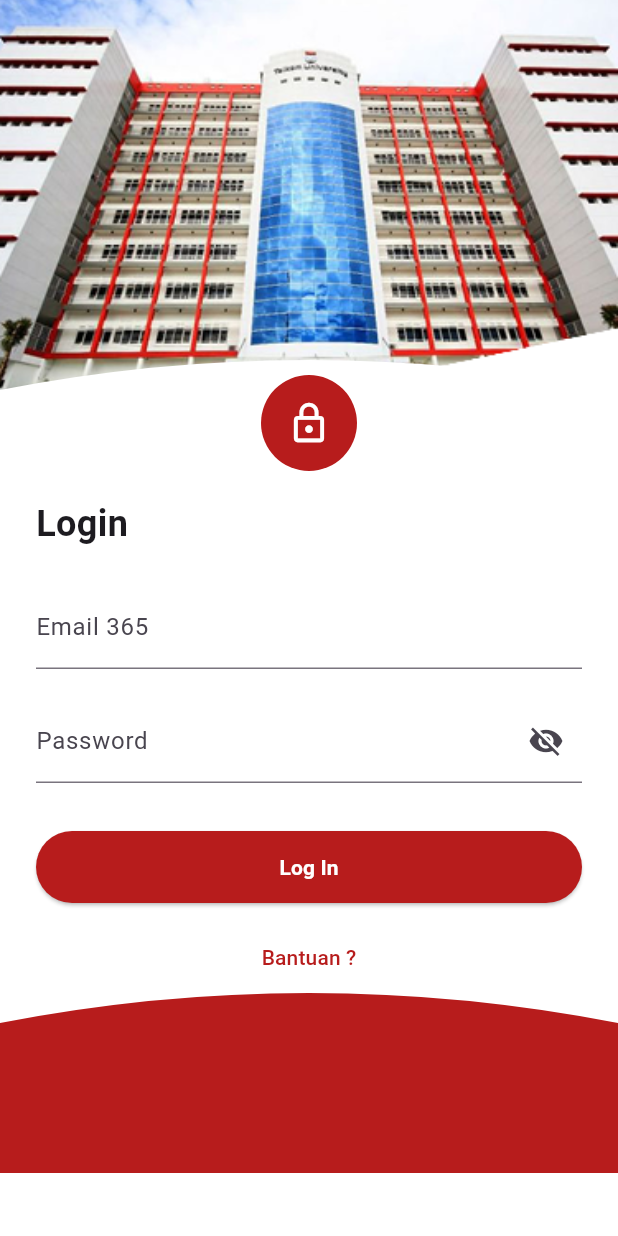
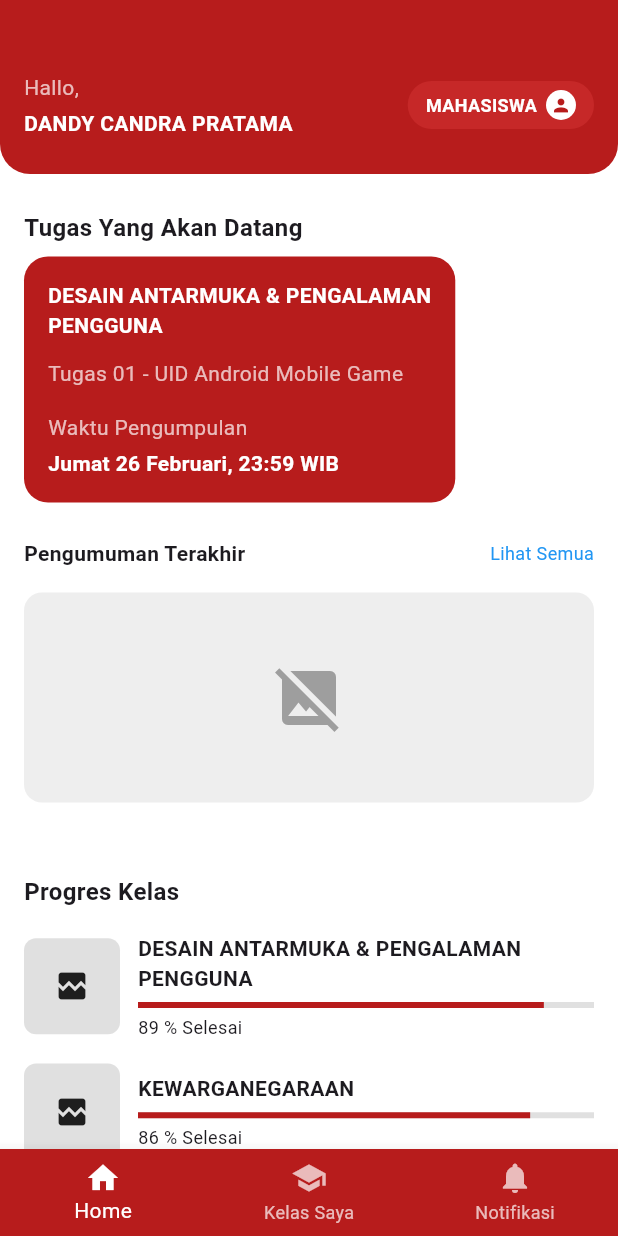
Before and after one commit to anaksantri5928/celoe_lms_app, a Flutter app: the screen it shows after launch, after a tap on "Log In", on a phone screen of 412 x 824 dp. Run offline on Flutter 3.47's test engine with Material 3 defaults, Android fonts, the phone set to English and light mode, and no system bars.

Commit message:
feat(ui): add home page and login navigation

```diff
--- a/lib/main.dart
+++ b/lib/main.dart
@@ -1,5 +1,6 @@
 import 'package:flutter/material.dart';
 import 'package:celoe_lms_app/pages/login_page.dart';
+import 'package:celoe_lms_app/pages/home_page.dart';
 
 void main() {
   runApp(const MyApp());
@@ -15,6 +16,7 @@ class MyApp extends StatelessWidget {
       title: 'Flutter Demo',
       debugShowCheckedModeBanner: false,
       home: const LoginPage(),
+      routes: {'/home': (context) => const HomePage()},
     );
   }
 }
--- a/lib/pages/home_page.dart
+++ b/lib/pages/home_page.dart
@@ -0,0 +1,284 @@
+import 'package:flutter/material.dart';
+
+class HomePage extends StatelessWidget {
+  const HomePage({super.key});
+
+  static const primaryRed = Color(0xFFB71C1C);
+
+  @override
+  Widget build(BuildContext context) {
+    return Scaffold(
+      backgroundColor: Colors.white,
+
+      /// BOTTOM NAV
+      bottomNavigationBar: BottomNavigationBar(
+        currentIndex: 0,
+        selectedItemColor: Colors.white,
+        unselectedItemColor: Colors.white70,
+        backgroundColor: primaryRed,
+        items: const [
+          BottomNavigationBarItem(
+            icon: Icon(Icons.home),
+            label: 'Home',
+          ),
+          BottomNavigationBarItem(
+            icon: Icon(Icons.school),
+            label: 'Kelas Saya',
+          ),
+          BottomNavigationBarItem(
+            icon: Icon(Icons.notifications),
+            label: 'Notifikasi',
+          ),
+        ],
+      ),
+
+      body: SingleChildScrollView(
+        child: Column(
+          crossAxisAlignment: CrossAxisAlignment.start,
+          children: [
+            _header(),
+
+            const SizedBox(height: 16),
+
+            /// TUGAS
+            _sectionTitle('Tugas Yang Akan Datang'),
+            _taskCard(),
+
+            const SizedBox(height: 24),
+
+            /// PENGUMUMAN
+            _announcementHeader(),
+            _announcementCard(),
+
+            const SizedBox(height: 24),
+
+            /// PROGRES
+            _sectionTitle('Progres Kelas'),
+            _progressList(),
+
+            const SizedBox(height: 32),
+          ],
+        ),
+      ),
+    );
+  }
+
+  // ================= HEADER =================
+  Widget _header() {
+    return Container(
+      padding: const EdgeInsets.fromLTRB(16, 48, 16, 24),
+      decoration: const BoxDecoration(
+        color: primaryRed,
+        borderRadius: BorderRadius.only(
+          bottomLeft: Radius.circular(20),
+          bottomRight: Radius.circular(20),
+        ),
+      ),
+      child: Row(
+        children: [
+          Expanded(
+            child: Column(
+              crossAxisAlignment: CrossAxisAlignment.start,
+              children: const [
+                Text(
+                  'Hallo,',
+                  style: TextStyle(color: Colors.white70),
+                ),
+                SizedBox(height: 4),
+                Text(
+                  'DANDY CANDRA PRATAMA',
+                  style: TextStyle(
+                    color: Colors.white,
+                    fontWeight: FontWeight.bold,
+                  ),
+                ),
+              ],
+            ),
+          ),
+          Container(
+            padding: const EdgeInsets.symmetric(horizontal: 12, vertical: 6),
+            decoration: BoxDecoration(
+              color: Colors.red.shade800,
+              borderRadius: BorderRadius.circular(16),
+            ),
+            child: Row(
+              children: const [
+                Text(
+                  'MAHASISWA',
+                  style: TextStyle(
+                    color: Colors.white,
+                    fontSize: 12,
+                    fontWeight: FontWeight.bold,
+                  ),
+                ),
+                SizedBox(width: 6),
+                CircleAvatar(
+                  radius: 10,
+                  backgroundColor: Colors.white,
+                  child: Icon(
+                    Icons.person,
+                    size: 14,
+                    color: primaryRed,
+                  ),
+                ),
+              ],
+            ),
+          ),
+        ],
+      ),
+    );
+  }
+
+  // ================= SECTION TITLE =================
+  Widget _sectionTitle(String title) {
+    return Padding(
+      padding: const EdgeInsets.symmetric(horizontal: 16, vertical: 8),
+      child: Text(
+        title,
+        style: const TextStyle(
+          fontSize: 16,
+          fontWeight: FontWeight.bold,
+        ),
+      ),
+    );
+  }
+
+  // ================= TASK CARD =================
+  Widget _taskCard() {
+    return Padding(
+      padding: const EdgeInsets.symmetric(horizontal: 16),
+      child: Container(
+        padding: const EdgeInsets.all(16),
+        decoration: BoxDecoration(
+          color: primaryRed,
+          borderRadius: BorderRadius.circular(16),
+        ),
+        child: Column(
+          crossAxisAlignment: CrossAxisAlignment.start,
+          children: const [
+            Text(
+              'DESAIN ANTARMUKA & PENGALAMAN\nPENGGUNA',
+              style: TextStyle(
+                color: Colors.white,
+                fontWeight: FontWeight.bold,
+              ),
+            ),
+            SizedBox(height: 12),
+            Text(
+              'Tugas 01 - UID Android Mobile Game',
+              style: TextStyle(color: Colors.white70),
+            ),
+            SizedBox(height: 16),
+            Text(
+              'Waktu Pengumpulan',
+              style: TextStyle(color: Colors.white70),
+            ),
+            SizedBox(height: 4),
+            Text(
+              'Jumat 26 Februari, 23:59 WIB',
+              style: TextStyle(
+                color: Colors.white,
+                fontWeight: FontWeight.bold,
+              ),
+            ),
+          ],
+        ),
+      ),
+    );
+  }
+
+  // ================= PENGUMUMAN =================
+  Widget _announcementHeader() {
+    return Padding(
+      padding: const EdgeInsets.symmetric(horizontal: 16),
+      child: Row(
+        mainAxisAlignment: MainAxisAlignment.spaceBetween,
+        children: const [
+          Text(
+            'Pengumuman Terakhir',
+            style: TextStyle(fontWeight: FontWeight.bold),
+          ),
+          Text(
+            'Lihat Semua',
+            style: TextStyle(color: Colors.blue, fontSize: 12),
+          ),
+        ],
+      ),
+    );
+  }
+
+  Widget _announcementCard() {
+    return Padding(
+      padding: const EdgeInsets.all(16),
+      child: Container(
+        height: 140,
+        decoration: BoxDecoration(
+          color: Colors.grey.shade200,
+          borderRadius: BorderRadius.circular(12),
+        ),
+        child: const Center(
+          child: Icon(
+            Icons.image_not_supported,
+            size: 48,
+            color: Colors.grey,
+          ),
+        ),
+      ),
+    );
+  }
+
+  // ================= PROGRESS LIST =================
+  Widget _progressList() {
+    return Column(
+      children: [
+        _progressItem('UI / UX', 'DESAIN ANTARMUKA & PENGALAMAN PENGGUNA', 0.89),
+        _progressItem('PKN', 'KEWARGANEGARAAN', 0.86),
+        _progressItem('SO', 'SISTEM OPERASI', 0.90),
+        _progressItem('PMM', 'PEMROGRAMAN PERANGKAT BERGERAK MULTIMEDIA', 0.90),
+        _progressItem('BHS', 'BAHASA INGGRIS: BUSINESS & SCIENTIFIC', 0.90),
+        _progressItem('PMI', 'PEMROGRAMAN MULTIMEDIA INTERAKTIF', 0.90),
+        _progressItem('OR', 'OLAH RAGA', 0.90),
+      ],
+    );
+  }
+
+  Widget _progressItem(String label, String title, double progress) {
+    return Padding(
+      padding: const EdgeInsets.symmetric(horizontal: 16, vertical: 8),
+      child: Row(
+        children: [
+          Container(
+            width: 64,
+            height: 64,
+            decoration: BoxDecoration(
+              color: Colors.grey.shade300,
+              borderRadius: BorderRadius.circular(8),
+            ),
+            child: const Icon(Icons.broken_image),
+          ),
+          const SizedBox(width: 12),
+          Expanded(
+            child: Column(
+              crossAxisAlignment: CrossAxisAlignment.start,
+              children: [
+                Text(
+                  title,
+                  style: const TextStyle(fontWeight: FontWeight.bold),
+                ),
+                const SizedBox(height: 6),
+                LinearProgressIndicator(
+                  value: progress,
+                  color: primaryRed,
+                  backgroundColor: Colors.grey.shade300,
+                ),
+                const SizedBox(height: 4),
+                Text('${(progress * 100).toInt()} % Selesai',
+                    style: const TextStyle(fontSize: 12)),
+              ],
+            ),
+          ),
+        ],
+      ),
+    );
+  }
+}
--- a/lib/pages/login_page.dart
+++ b/lib/pages/login_page.dart
@@ -1,5 +1,6 @@
 import 'package:flutter/material.dart';
 import 'package:celoe_lms_app/widgets/help_bottom_sheet.dart';
+import 'package:celoe_lms_app/pages/home_page.dart';
 
 class LoginPage extends StatefulWidget {
   const LoginPage({super.key});
@@ -136,7 +137,14 @@ class _LoginPageState extends State<LoginPage> {
                               borderRadius: BorderRadius.circular(24),
                             ),
                           ),
-                          onPressed: () {},
+                          onPressed: () {
+                            Navigator.push(
+                              context,
+                              MaterialPageRoute(
+                                builder: (context) => const HomePage(),
+                              ),
+                            );
+                          },
                           child: const Text(
                             'Log In',
                             style: TextStyle(
```
